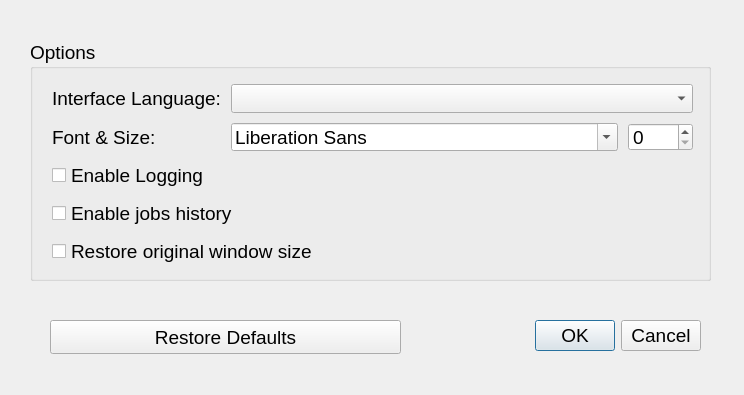
First picture: the form in MKVBatchMultiplex/ui/PreferencesDialog.ui, repository akai10tsuki/mkvbatchmultiplex, before the edit.
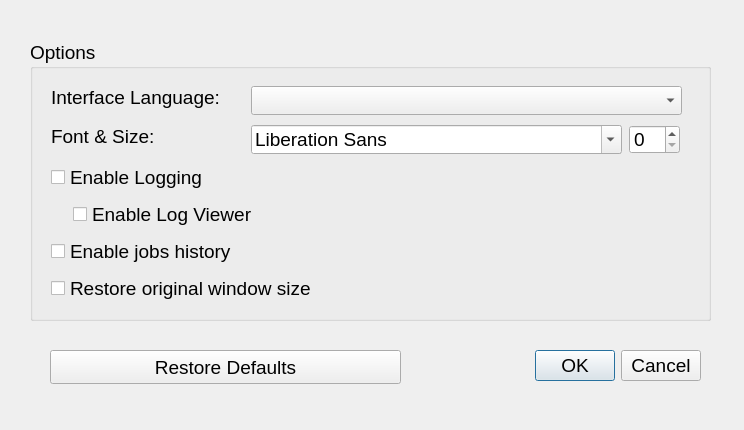
Second picture: the form after the edit.

Commit message: add: configuration for Log Viewer

```diff
--- a/MKVBatchMultiplex/ui/PreferencesDialog.ui
+++ b/MKVBatchMultiplex/ui/PreferencesDialog.ui
@@ -7,7 +7,7 @@
     <x>0</x>
     <y>0</y>
     <width>744</width>
-    <height>395</height>
+    <height>430</height>
    </rect>
   </property>
   <property name="font">
@@ -25,7 +25,7 @@
    <property name="geometry">
     <rect>
      <x>460</x>
-     <y>320</y>
+     <y>350</y>
      <width>241</width>
      <height>32</height>
     </rect>
@@ -43,77 +43,145 @@
      <x>30</x>
      <y>40</y>
      <width>681</width>
-     <height>241</height>
+     <height>281</height>
     </rect>
    </property>
    <property name="title">
     <string>Options</string>
    </property>
-   <widget class="QWidget" name="layoutWidget">
+   <widget class="QLabel" name="lblInterfaceLanguage">
     <property name="geometry">
      <rect>
-      <x>22</x>
-      <y>44</y>
-      <width>641</width>
-      <height>181</height>
+      <x>21</x>
+      <y>46</y>
+      <width>172</width>
+      <height>23</height>
      </rect>
     </property>
-    <layout class="QGridLayout" name="gridLayout" columnstretch="0,6,1">
-     <property name="spacing">
-      <number>10</number>
-     </property>
-     <item row="0" column="0">
-      <widget class="QLabel" name="lblInterfaceLanguage">
-       <property name="text">
-        <string>Interface Language:</string>
-       </property>
-      </widget>
-     </item>
-     <item row="0" column="1" colspan="2">
-      <widget class="QComboBox" name="cmbBoxInterfaceLanguage"/>
-     </item>
-     <item row="1" column="0">
-      <widget class="QLabel" name="lblFontAndSize">
-       <property name="text">
-        <string>Font &amp; Size:</string>
-       </property>
-      </widget>
-     </item>
-     <item row="1" column="1">
-      <widget class="QFontComboBox" name="fcmbBoxFontFamily"/>
-     </item>
-     <item row="1" column="2">
-      <widget class="QSpinBox" name="spinBoxFontSize"/>
-     </item>
-     <item row="2" column="0">
-      <widget class="QCheckBox" name="chkBoxEnableLogging">
-       <property name="text">
-        <string>Enable Logging</string>
-       </property>
-      </widget>
-     </item>
-     <item row="3" column="0" colspan="2">
-      <widget class="QCheckBox" name="chkBoxEnableJobHistory">
-       <property name="text">
-        <string>Enable jobs history</string>
-       </property>
-      </widget>
-     </item>
-     <item row="4" column="0" colspan="2">
-      <widget class="QCheckBox" name="chkBoxRestoreWindowSize">
-       <property name="text">
-        <string>Restore original window size</string>
-       </property>
-      </widget>
-     </item>
-    </layout>
+    <property name="text">
+     <string>Interface Language:</string>
+    </property>
+   </widget>
+   <widget class="QFontComboBox" name="fcmbBoxFontFamily">
+    <property name="geometry">
+     <rect>
+      <x>221</x>
+      <y>85</y>
+      <width>371</width>
+      <height>29</height>
+     </rect>
+    </property>
+   </widget>
+   <widget class="QCheckBox" name="chkBoxRestoreWindowSize">
+    <property name="geometry">
+     <rect>
+      <x>21</x>
+      <y>235</y>
+      <width>631</width>
+      <height>27</height>
+     </rect>
+    </property>
+    <property name="text">
+     <string>Restore original window size</string>
+    </property>
+   </widget>
+   <widget class="QLabel" name="label">
+    <property name="geometry">
+     <rect>
+      <x>203</x>
+      <y>46</y>
+      <width>16</width>
+      <height>23</height>
+     </rect>
+    </property>
+    <property name="text">
+     <string/>
+    </property>
+   </widget>
+   <widget class="QCheckBox" name="chkBoxEnableLogging">
+    <property name="geometry">
+     <rect>
+      <x>21</x>
+      <y>124</y>
+      <width>631</width>
+      <height>27</height>
+     </rect>
+    </property>
+    <property name="text">
+     <string>Enable Logging</string>
+    </property>
+   </widget>
+   <widget class="QLabel" name="lblFontAndSize">
+    <property name="geometry">
+     <rect>
+      <x>21</x>
+      <y>85</y>
+      <width>171</width>
+      <height>23</height>
+     </rect>
+    </property>
+    <property name="text">
+     <string>Font &amp; Size:</string>
+    </property>
+   </widget>
+   <widget class="QCheckBox" name="chkBoxEnableJobHistory">
+    <property name="geometry">
+     <rect>
+      <x>21</x>
+      <y>198</y>
+      <width>631</width>
+      <height>27</height>
+     </rect>
+    </property>
+    <property name="text">
+     <string>Enable jobs history</string>
+    </property>
+   </widget>
+   <widget class="QCheckBox" name="chkBoxEnableLogViewer">
+    <property name="geometry">
+     <rect>
+      <x>43</x>
+      <y>161</y>
+      <width>611</width>
+      <height>27</height>
+     </rect>
+    </property>
+    <property name="baseSize">
+     <size>
+      <width>0</width>
+      <height>0</height>
+     </size>
+    </property>
+    <property name="text">
+     <string>Enable Log Viewer</string>
+    </property>
+   </widget>
+   <widget class="QComboBox" name="cmbBoxInterfaceLanguage">
+    <property name="geometry">
+     <rect>
+      <x>221</x>
+      <y>46</y>
+      <width>431</width>
+      <height>29</height>
+     </rect>
+    </property>
+   </widget>
+   <widget class="QSpinBox" name="spinBoxFontSize">
+    <property name="geometry">
+     <rect>
+      <x>599</x>
+      <y>85</y>
+      <width>51</width>
+      <height>29</height>
+     </rect>
+    </property>
    </widget>
   </widget>
   <widget class="QPushButton" name="btnRestoreDefaults">
    <property name="geometry">
     <rect>
      <x>50</x>
-     <y>320</y>
+     <y>350</y>
      <width>351</width>
      <height>34</height>
     </rect>
```
